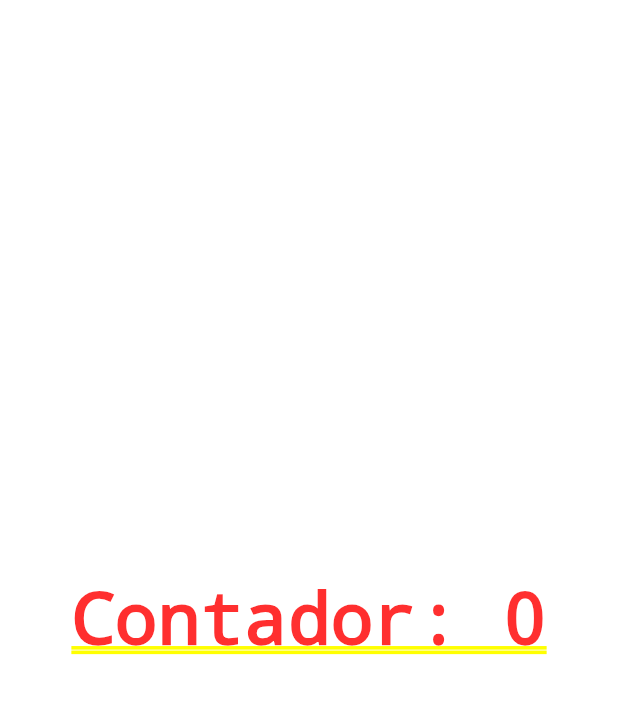
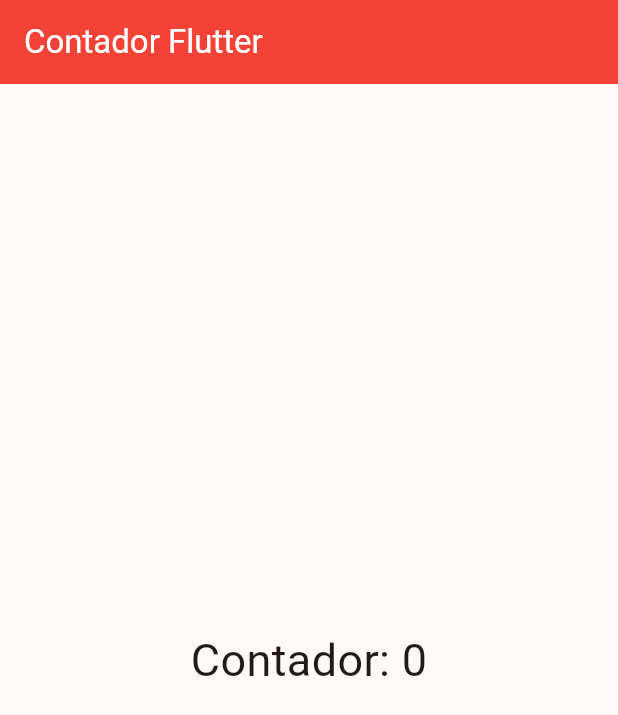
Before and after one commit to Augustbr01/aprendendoflutter, a Flutter app: the screen it shows after launch, on a phone screen of 412 x 824 dp. Shown: the top 715 px of the screen. Run offline on Flutter 3.47's test engine with Material 3 defaults, Android fonts, the phone set to English and light mode, and no system bars.

Commit message:
feat: Enhance theme configuration and improve HomePage layout

```diff
--- a/lib/app_widget.dart
+++ b/lib/app_widget.dart
@@ -7,7 +7,15 @@
   @override
   Widget build(BuildContext context) {
     return MaterialApp(
-      theme: ThemeData(primarySwatch: Colors.red),
+      theme: ThemeData(
+        colorScheme: ColorScheme.fromSeed(
+          seedColor: Colors.red,
+        ),
+        appBarTheme: AppBarTheme(
+          foregroundColor: Colors.white,
+          backgroundColor: Colors.red,
+        ),
+      ),
       home: HomePage(),
     );
   }
--- a/lib/home_page.dart
+++ b/lib/home_page.dart
@@ -14,15 +14,25 @@
 
   @override
   Widget build(BuildContext context) {
-    return Center(
+    return Scaffold(
+      appBar: AppBar(
+        title: Text("Contador Flutter"),
+      ),
+      body: Center(
         child: GestureDetector(
-        child: Text("Contador: $counter"),
+          child: Text(
+            "Contador: $counter",
+            style: TextStyle(
+                fontSize: 30.0
+              ),
+          ),
           onTap: () {
             setState(() {
               counter++;
             });
           },
         ),
+      ),
     );
   }
 }
```
Lines whose indentation alone changed are shown as unchanged.
